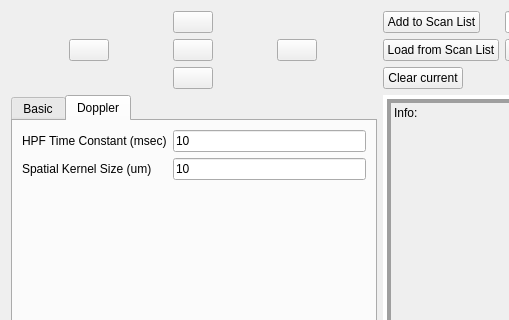
Qt form oct_galvos_form.ui (flesage/micro-oct-acq) before a commit; both pictures show x 0 to 509 and y 0 to 320 of the 760 by 916 pixel window.
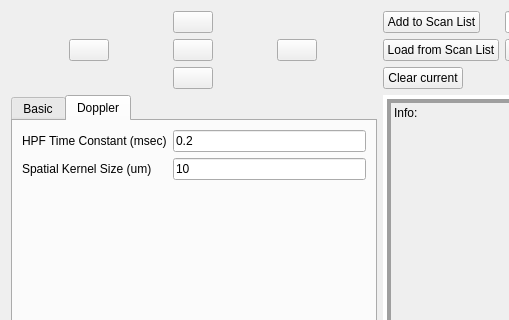
The same form after that commit. The open tabs and pages were chosen to show the change. Icons and pictures are not drawn.

Diff of the .ui file:
```diff
--- a/oct_galvos_form.ui
+++ b/oct_galvos_form.ui
@@ -432,7 +432,7 @@
            <item row="0" column="1">
             <widget class="QLineEdit" name="lineEdit_doppler_hpf">
              <property name="text">
-              <string>10</string>
+              <string>0.2</string>
              </property>
             </widget>
            </item>
```
